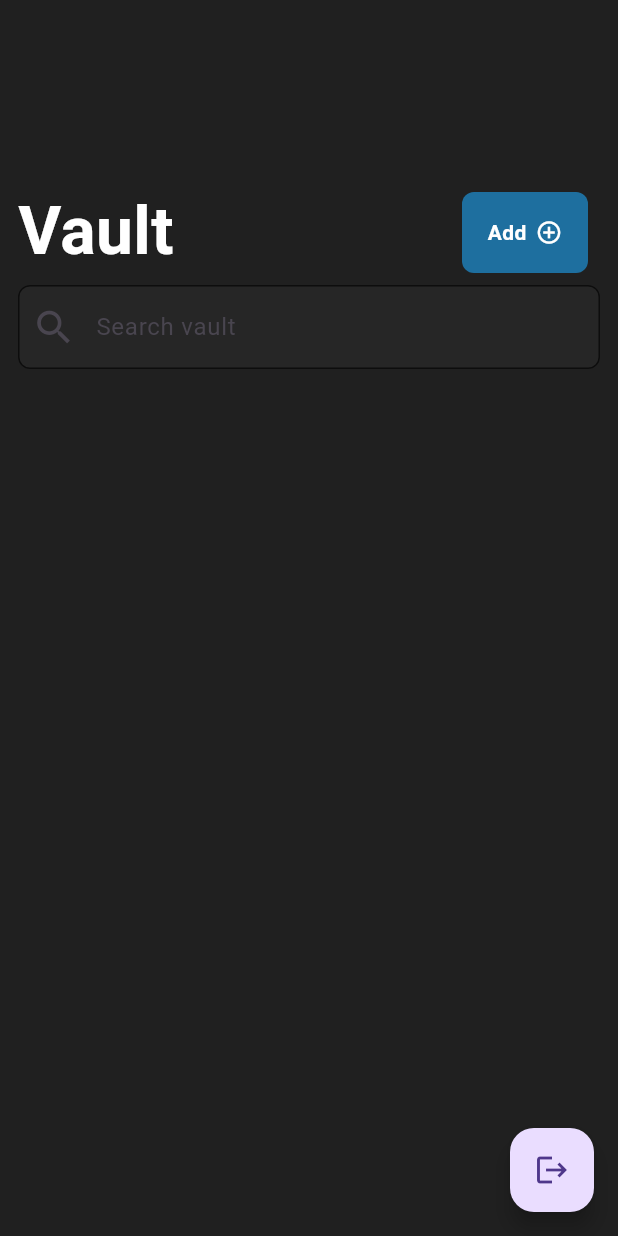
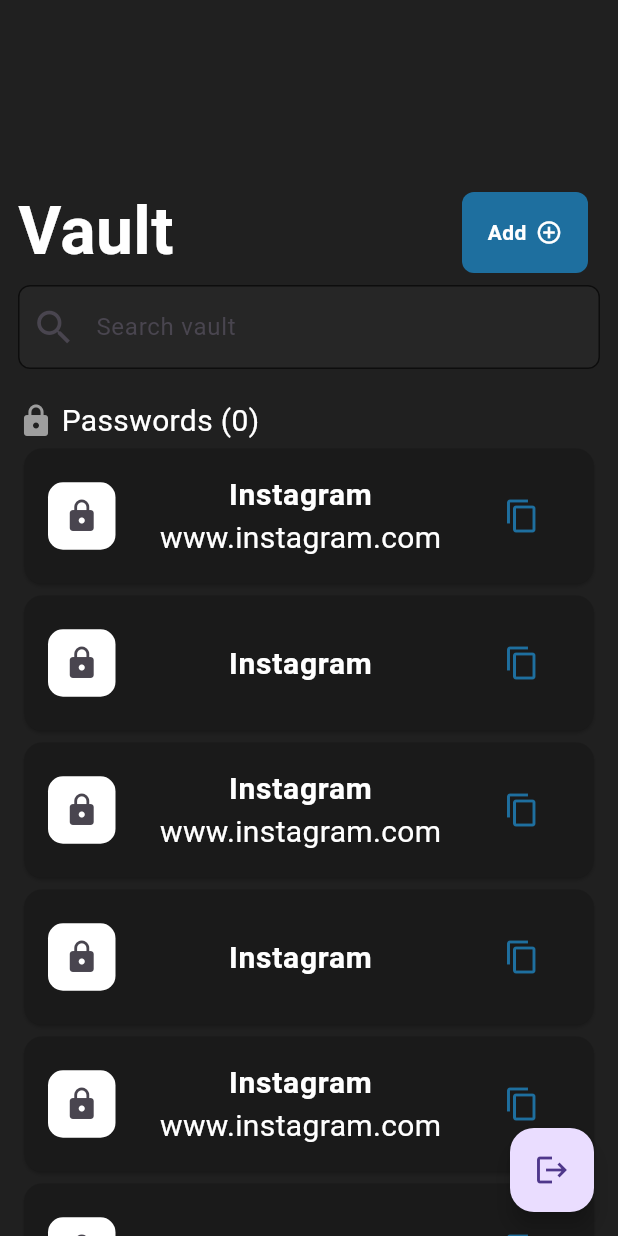
Before and after one commit to sinancholakkal/password_manager, a Flutter app: the HomeScreen screen opened by its route, on a phone screen of 412 x 824 dp. Run offline on Flutter 3.47's test engine with Material 3 defaults, Android fonts, the phone set to English and light mode, and no system bars; our stand-ins replace bloc, cloud_firestore, firebase_auth, firebase_core, flutter_bloc, fluttertoast and 3 more; accounts and stored records are empty.

Commit message:
home screen ui completed

```diff
--- /dev/null
+++ b/lib/state/local_auth_bloc/local_auth_event.dart
@@ -0,0 +1,4 @@
+part of 'local_auth_bloc.dart';
+
+@immutable
+sealed class LocalAuthEvent {}
--- /dev/null
+++ b/lib/state/local_auth_bloc/local_auth_state.dart
@@ -0,0 +1,6 @@
+part of 'local_auth_bloc.dart';
+
+@immutable
+sealed class LocalAuthState {}
+
+final class LocalAuthInitial extends LocalAuthState {}
--- a/lib/views/home_screen.dart
+++ b/lib/views/home_screen.dart
@@ -1,5 +1,9 @@
+import 'dart:developer';
+
 import 'package:flutter/material.dart';
+import 'package:flutter/services.dart';
 import 'package:flutter_bloc/flutter_bloc.dart';
+import 'package:local_auth/local_auth.dart';
 import 'package:password_manager/state/auth_bloc/auth_bloc.dart';
 import 'package:password_manager/utils/app_color.dart';
 import 'package:password_manager/utils/app_sizedbox.dart';
@@ -7,6 +11,7 @@ import 'package:password_manager/utils/app_sizes.dart';
 import 'package:password_manager/utils/app_string.dart';
 import 'package:password_manager/views/widgets/search_filed_widget.dart';
 import 'package:password_manager/views/widgets/text_feild.dart';
+import 'package:password_manager/views/widgets/toast.dart';
 
 class HomeScreen extends StatelessWidget {
   const HomeScreen({super.key});
@@ -18,6 +23,7 @@ class HomeScreen extends StatelessWidget {
       body: Padding(
         padding: screenPadding,
         child: Column(
+          crossAxisAlignment: CrossAxisAlignment.start,
           children: [
             AppSizedBox.h120,
 
@@ -39,8 +45,78 @@ class HomeScreen extends StatelessWidget {
               readOnly: true,
               hintText: "Search vault",
               borderColor: Color(0xFF0D0D0D),
+            ),
+            AppSizedBox.h20,
 
-            )
+            Row(
+              mainAxisSize: MainAxisSize.min,
+              spacing: 5,
+              children: [
+                Icon(Icons.lock, color: kGrey),
+                TextWidget(text: "Passwords (0)"),
+              ],
+            ),
+            Expanded(
+              child: ListView.builder(
+                itemBuilder: (context, index) {
+                  return Card(
+                    color: bgcard,
+                    child: SizedBox(
+                      height: 90,
+                      child: Center(
+                        child: ListTile(
+                          onTap: () async {
+                            final LocalAuthentication auth =
+                                LocalAuthentication();
+
+                            bool biometricIsAvailable =
+                                await auth.canCheckBiometrics;
+                            log("Biometric $biometricIsAvailable");
+                            if (biometricIsAvailable) {
+                              final bool
+                              didAuthenticated = await auth.authenticate(
+                                localizedReason:
+                                    "Please authenticate to show secret string",
+                                options: const AuthenticationOptions(
+                                  biometricOnly: false,
+                                ),
+                              );
+                              if (didAuthenticated) {}
+                            }
+                          },
+                          leading: Container(
+                            width: 45,
+                            height: 45,
+                            decoration: BoxDecoration(
+                              color: kWhite,
+                              borderRadius: BorderRadius.circular(10),
+                            ),
+                            child: Icon(Icons.lock),
+                          ),
+                          title: TextWidget(
+                            text: "Instagram",
+                            fontWeight: FontWeight.bold,
+                          ),
+                          subtitle: (index % 2 == 0)
+                              ? TextWidget(text: "www.instagram.com")
+                              : null,
+                          trailing: IconButton(
+                            onPressed: () {
+                              Clipboard.setData(ClipboardData(text: "hello"));
+                              flutterToast(
+                                msg: "Password was copied to the clipboard",
+                              );
+                            },
+                            icon: Icon(Icons.copy, color: Color(0xFF1E6F9F)),
+                          ),
+                        ),
+                      ),
+                    ),
+                  );
+                },
+                itemCount: 100,
+              ),
+            ),
           ],
         ),
       ),
@@ -56,10 +132,7 @@ class HomeScreen extends StatelessWidget {
 
 class AddButton extends StatelessWidget {
   void Function()? onTap;
-   AddButton({
-    super.key,
-    this.onTap
-  });
+  AddButton({super.key, this.onTap});
 
   @override
   Widget build(BuildContext context) {
@@ -85,11 +158,7 @@ class AddButton extends StatelessWidget {
                 fontWeight: FontWeight.w700,
                 color: kWhite,
               ),
-              Icon(
-                Icons.add_circle_outline,
-                color: kWhite,
-                size: 18,
-              ),
+              Icon(Icons.add_circle_outline, color: kWhite, size: 18),
             ],
           ),
         ),
--- a/pubspec.yaml
+++ b/pubspec.yaml
@@ -41,6 +41,7 @@ dependencies:
   flutter_bloc: ^9.1.1
   firebase_auth: ^6.0.2
   fluttertoast: ^9.0.0
+  local_auth: ^2.3.0
 
 dev_dependencies:
   flutter_test:
```
Also changed, not shown: lib/state/local_auth_bloc/local_auth_bloc.dart (added, +13 -0 lines), pubspec.lock, 4 other files.
